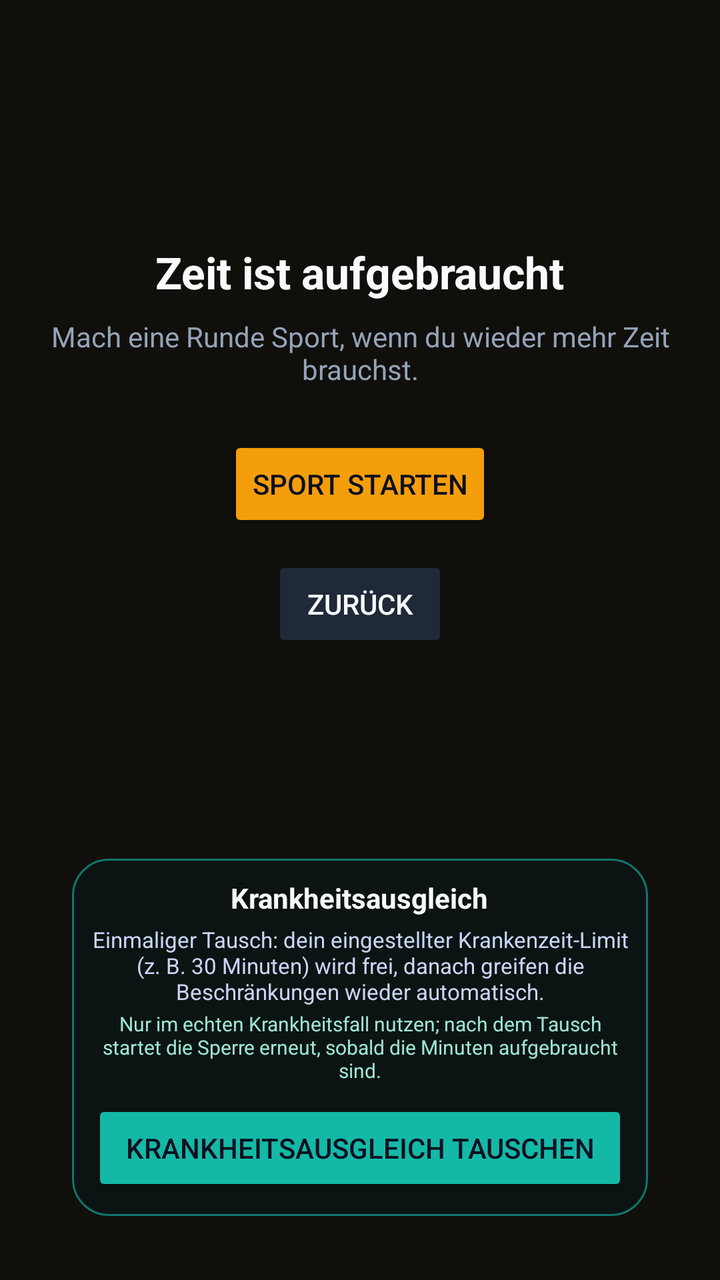
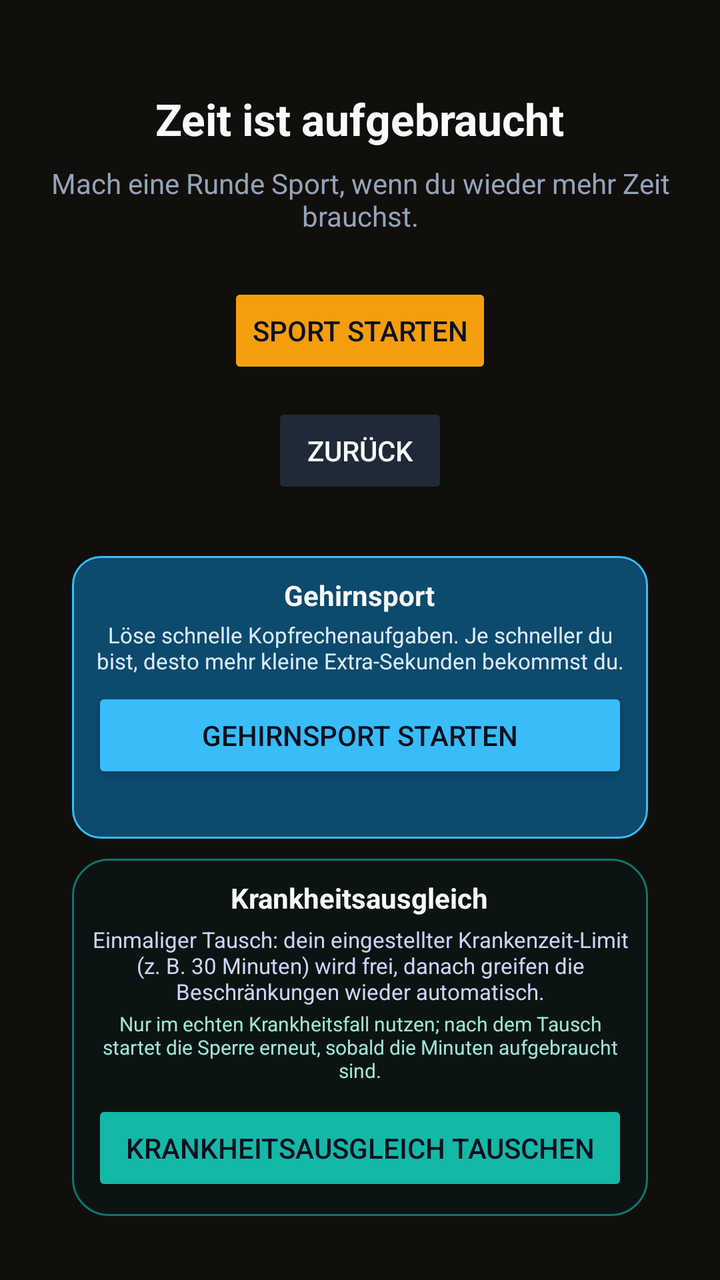

The first picture is an Android layout as it rendered before a commit; the second is the same layout after the commit. The layout source and the unified diff follow.
<!-- AndroidManifest.xml: activity theme Theme.App.Blocker -->
<!-- res/layout/activity_insta_blocker.xml -->
<?xml version="1.0" encoding="utf-8"?>
<LinearLayout xmlns:android="http://schemas.android.com/apk/res/android"
  android:layout_width="match_parent"
  android:layout_height="match_parent"
  android:background="#100f0c"
  android:orientation="vertical"
  android:padding="24dp">

  <LinearLayout
    android:id="@+id/blocker_main_content"
    android:layout_width="match_parent"
    android:layout_height="0dp"
    android:layout_weight="1"
    android:gravity="center"
    android:orientation="vertical">

    <TextView
      android:id="@+id/blocker_title"
      android:layout_width="wrap_content"
      android:layout_height="wrap_content"
      android:text="@string/blocker_title"
      android:textColor="#f8fafc"
      android:textSize="22sp"
      android:textStyle="bold" />

    <TextView
      android:id="@+id/blocker_subtitle"
      android:layout_width="wrap_content"
      android:layout_height="wrap_content"
      android:layout_marginTop="8dp"
      android:text="@string/blocker_subtitle"
      android:textColor="#94a3b8"
      android:textSize="14sp"
      android:gravity="center" />

    <Button
      android:id="@+id/blocker_open_app"
      android:layout_width="wrap_content"
      android:layout_height="wrap_content"
      android:layout_marginTop="24dp"
      android:text="@string/blocker_open_app"
      android:backgroundTint="#f59e0b"
      android:textColor="#0b1020" />

    <Button
      android:id="@+id/blocker_button"
      android:layout_width="wrap_content"
      android:layout_height="wrap_content"
      android:layout_marginTop="12dp"
      android:text="@string/blocker_back"
      android:backgroundTint="#1f2937"
      android:textColor="#f8fafc" />

  </LinearLayout>

  <LinearLayout
    android:id="@+id/blocker_success_content"
    android:layout_width="match_parent"
    android:layout_height="0dp"
    android:layout_weight="1"
    android:gravity="center"
    android:orientation="vertical"
    android:visibility="gone">

    <TextView
      android:id="@+id/blocker_success_title"
      android:layout_width="wrap_content"
      android:layout_height="wrap_content"
      android:text="@string/blocker_success_title"
      android:textColor="#f8fafc"
      android:textSize="22sp"
      android:textStyle="bold"
      android:gravity="center" />

    <TextView
      android:id="@+id/blocker_success_message"
      android:layout_width="wrap_content"
      android:layout_height="wrap_content"
      android:layout_marginTop="10dp"
      android:textColor="#94a3b8"
      android:textSize="14sp"
      android:gravity="center" />

    <Button
      android:id="@+id/blocker_success_continue_button"
      android:layout_width="wrap_content"
      android:layout_height="wrap_content"
      android:layout_marginTop="24dp"
      android:text="@string/blocker_success_continue"
      android:backgroundTint="#f59e0b"
      android:textColor="#0b1020" />
  </LinearLayout>

  <LinearLayout
    android:id="@+id/blocker_credit_section"
    android:layout_width="match_parent"
    android:layout_height="wrap_content"
    android:layout_marginTop="10dp"
    android:layout_marginBottom="4dp"
    android:layout_marginHorizontal="12dp"
    android:orientation="vertical"
    android:visibility="gone"
    android:padding="10dp"
    android:gravity="center_horizontal"
    android:background="@drawable/blocker_section_card_credit">

    <TextView
      android:layout_width="wrap_content"
      android:layout_height="wrap_content"
      android:text="@string/preface_credit_title"
      android:textColor="#f8fafc"
      android:textSize="14sp"
      android:textStyle="bold" />

    <TextView
      android:layout_width="wrap_content"
      android:layout_height="wrap_content"
      android:layout_marginTop="3dp"
      android:text="@string/preface_credit_label"
      android:textColor="#cbd5f5"
      android:textSize="11sp"
      android:gravity="center" />

    <Button
      android:id="@+id/blocker_credit_button"
      android:layout_width="match_parent"
      android:layout_height="wrap_content"
      android:layout_marginTop="6dp"
      android:paddingTop="6dp"
      android:paddingBottom="6dp"
      android:text="@string/preface_credit_button"
      android:backgroundTint="#f59e0b"
      android:textColor="#0b1020"
      android:textSize="14sp" />

    <TextView
      android:id="@+id/blocker_credit_penalty"
      android:layout_width="wrap_content"
      android:layout_height="wrap_content"
      android:layout_marginTop="4dp"
      android:text="@string/preface_credit_penalty"
      android:textColor="#d1d5ff"
      android:textSize="10sp" />

    <TextView
      android:id="@+id/blocker_credit_lock_notice"
      android:layout_width="wrap_content"
      android:layout_height="wrap_content"
      android:layout_marginTop="4dp"
      android:text="@string/preface_credit_locked"
      android:textColor="#94a3b8"
      android:textSize="10sp"
      android:visibility="gone" />
  </LinearLayout>

  <LinearLayout
    android:id="@+id/blocker_sick_section"
    android:layout_width="match_parent"
    android:layout_height="wrap_content"
    android:layout_marginTop="6dp"
    android:layout_marginBottom="8dp"
    android:layout_marginHorizontal="12dp"
    android:orientation="vertical"
    android:padding="10dp"
    android:gravity="center_horizontal"
    android:background="@drawable/blocker_section_card_sick">

    <TextView
      android:layout_width="wrap_content"
      android:layout_height="wrap_content"
      android:text="@string/blocker_sick_title"
      android:textColor="#f8fafc"
      android:textSize="14sp"
      android:textStyle="bold" />

    <TextView
      android:layout_width="wrap_content"
      android:layout_height="wrap_content"
      android:layout_marginTop="4dp"
      android:text="@string/blocker_sick_label"
      android:textColor="#cbd5f5"
      android:textSize="11sp"
      android:gravity="center" />

    <TextView
      android:id="@+id/blocker_sick_hint"
      android:layout_width="wrap_content"
      android:layout_height="wrap_content"
      android:layout_marginTop="2dp"
      android:text="@string/blocker_sick_hint"
      android:textColor="#9ee4d3"
      android:textSize="10sp"
      android:gravity="center" />

    <Button
      android:id="@+id/blocker_sick_button"
      android:layout_width="match_parent"
      android:layout_height="wrap_content"
      android:layout_marginTop="8dp"
      android:paddingTop="6dp"
      android:paddingBottom="6dp"
      android:text="@string/blocker_sick_button"
      android:backgroundTint="#14b8a6"
      android:textColor="#0b1020"
      android:textSize="14sp" />

    <TextView
      android:id="@+id/blocker_sick_status"
      android:layout_width="wrap_content"
      android:layout_height="wrap_content"
      android:layout_marginTop="4dp"
      android:text="@string/blocker_sick_status"
      android:textColor="#34d399"
      android:textSize="10sp"
      android:visibility="gone" />
  </LinearLayout>
</LinearLayout>
<!-- resources referenced by this layout -->
<resources>
  <!-- drawable blocker_section_card_credit (drawable) -->
  ﻿<?xml version="1.0" encoding="utf-8"?>
  <shape xmlns:android="http://schemas.android.com/apk/res/android"
    android:shape="rectangle">
    <solid android:color="#101724" />
    <stroke
      android:width="1dp"
      android:color="#4b3715" />
    <corners android:radius="18dp" />
  </shape>
  <!-- drawable blocker_section_card_sick (drawable) -->
  ﻿<?xml version="1.0" encoding="utf-8"?>
  <shape xmlns:android="http://schemas.android.com/apk/res/android"
    android:shape="rectangle">
    <solid android:color="#0c1413" />
    <stroke
      android:width="1dp"
      android:color="#0f766e" />
    <corners android:radius="18dp" />
  </shape>
  <string name="blocker_back">Zur\u00fcck</string>
  <string name="blocker_open_app">Sport starten</string>
  <string name="blocker_sick_button">Krankheitsausgleich tauschen</string>
  <string name="blocker_sick_hint">Nur im echten Krankheitsfall nutzen; nach dem Tausch startet die Sperre erneut, sobald die Minuten aufgebraucht sind.</string>
  <string name="blocker_sick_label">Einmaliger Tausch: dein eingestellter Krankenzeit-Limit (z. B. 30 Minuten) wird frei, danach greifen die Beschränkungen wieder automatisch.</string>
  <string name="blocker_sick_status">Krankheits-Tausch aktiv: %1$d Minuten ohne Blockade</string>
  <string name="blocker_sick_title">Krankheitsausgleich</string>
  <string name="blocker_subtitle">Mach eine Runde Sport, wenn du wieder mehr Zeit brauchst.</string>
  <string name="blocker_success_continue">Weiter zur App</string>
  <string name="blocker_success_title">Erfolgreich aktiviert</string>
  <string name="blocker_title">Zeit ist aufgebraucht</string>
  <string name="preface_credit_button">Kredit nehmen</string>
  <string name="preface_credit_label">Kredit: +10 Minuten sofort, danach werden deine Userfaktoren 24 Stunden strenger.</string>
  <string name="preface_credit_locked">Kredit bis %1$s gesperrt</string>
  <string name="preface_credit_penalty">Userfaktoren werden 24 Stunden um %1$d%% strenger.</string>
  <string name="preface_credit_title">Kredit</string>
  <style name="Theme.App.Blocker" parent="Theme.AppCompat.Light.NoActionBar">
      <item name="android:windowBackground">#0f1114</item>
    </style>
</resources>

<!-- the commit's change to res/layout/activity_insta_blocker.xml (unified diff, before → after) -->
@@ -92,6 +92,56 @@
   </LinearLayout>
 
   <LinearLayout
+    android:id="@+id/blocker_brain_section"
+    android:layout_width="match_parent"
+    android:layout_height="wrap_content"
+    android:layout_marginTop="8dp"
+    android:layout_marginBottom="4dp"
+    android:layout_marginHorizontal="12dp"
+    android:orientation="vertical"
+    android:padding="10dp"
+    android:gravity="center_horizontal"
+    android:background="@drawable/blocker_section_card_brain">
+
+    <TextView
+      android:layout_width="wrap_content"
+      android:layout_height="wrap_content"
+      android:text="@string/blocker_brain_title"
+      android:textColor="#f8fafc"
+      android:textSize="14sp"
+      android:textStyle="bold" />
+
+    <TextView
+      android:layout_width="wrap_content"
+      android:layout_height="wrap_content"
+      android:layout_marginTop="3dp"
+      android:text="@string/blocker_brain_label"
+      android:textColor="#dbeafe"
+      android:textSize="11sp"
+      android:gravity="center" />
+
+    <Button
+      android:id="@+id/blocker_brain_button"
+      android:layout_width="match_parent"
+      android:layout_height="wrap_content"
+      android:layout_marginTop="6dp"
+      android:paddingTop="6dp"
+      android:paddingBottom="6dp"
+      android:text="@string/blocker_brain_button"
+      android:backgroundTint="#38bdf8"
+      android:textColor="#0b1020"
+      android:textSize="14sp" />
+
+    <TextView
+      android:id="@+id/blocker_brain_status"
+      android:layout_width="wrap_content"
+      android:layout_height="wrap_content"
+      android:layout_marginTop="4dp"
+      android:textColor="#bae6fd"
+      android:textSize="10sp" />
+  </LinearLayout>
+
+  <LinearLayout
     android:id="@+id/blocker_credit_section"
     android:layout_width="match_parent"
     android:layout_height="wrap_content"
<!-- resource entries referenced after the edit -->
@@ -1,5 +1,17 @@
 <!-- resources referenced by this layout -->
 <resources>
+  <!-- drawable blocker_section_card_brain (drawable) -->
+  <?xml version="1.0" encoding="utf-8"?>
+  <shape xmlns:android="http://schemas.android.com/apk/res/android">
+    <solid android:color="#0c4a6e" />
+    <stroke android:width="1dp" android:color="#38bdf8" />
+    <corners android:radius="14dp" />
+    <padding
+      android:left="8dp"
+      android:top="8dp"
+      android:right="8dp"
+      android:bottom="8dp" />
+  </shape>
   <!-- drawable blocker_section_card_credit (drawable) -->
   ﻿<?xml version="1.0" encoding="utf-8"?>
   <shape xmlns:android="http://schemas.android.com/apk/res/android"
@@ -21,6 +33,9 @@
     <corners android:radius="18dp" />
   </shape>
   <string name="blocker_back">Zur\u00fcck</string>
+  <string name="blocker_brain_button">Gehirnsport starten</string>
+  <string name="blocker_brain_label">Löse schnelle Kopfrechenaufgaben. Je schneller du bist, desto mehr kleine Extra-Sekunden bekommst du.</string>
+  <string name="blocker_brain_title">Gehirnsport</string>
   <string name="blocker_open_app">Sport starten</string>
   <string name="blocker_sick_button">Krankheitsausgleich tauschen</string>
   <string name="blocker_sick_hint">Nur im echten Krankheitsfall nutzen; nach dem Tausch startet die Sperre erneut, sobald die Minuten aufgebraucht sind.</string>
